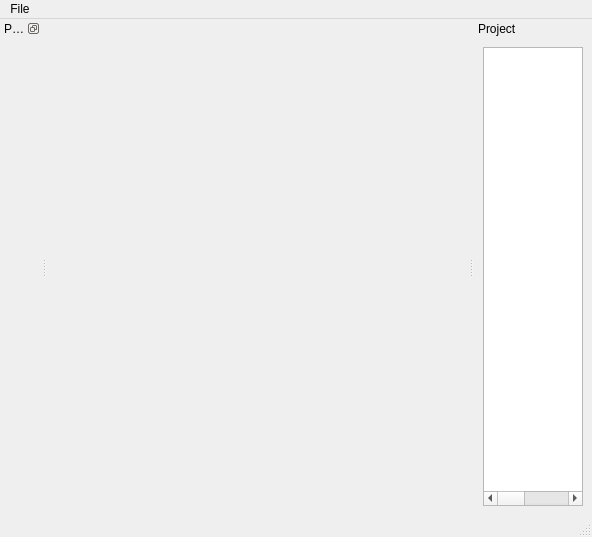
Old version of the form mainwindow.ui in the repository bialk/trymix.
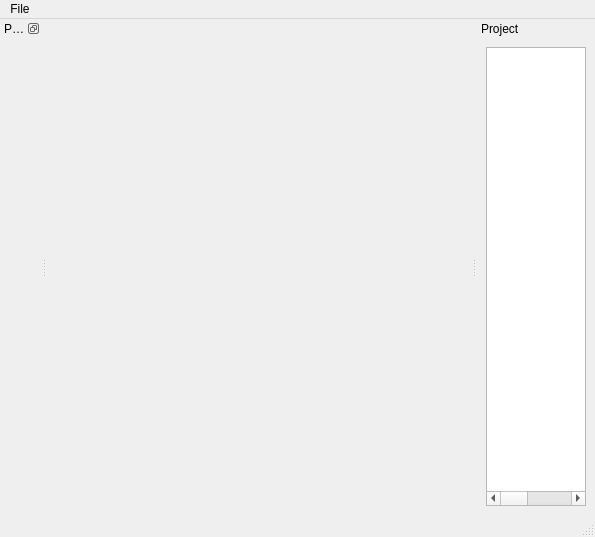
New version of the form. Custom widgets are drawn as their Qt base class.

```diff
--- a/mainwindow.ui
+++ b/mainwindow.ui
@@ -6,7 +6,7 @@
    <rect>
     <x>0</x>
     <y>0</y>
-    <width>592</width>
+    <width>595</width>
     <height>537</height>
    </rect>
   </property>
@@ -31,8 +31,8 @@
     <rect>
      <x>0</x>
      <y>0</y>
-     <width>592</width>
-     <height>22</height>
+     <width>595</width>
+     <height>19</height>
     </rect>
    </property>
    <widget class="QMenu" name="menuFile">
```
Left out of the diff: 2 changed lines with no effect on the pictures.
